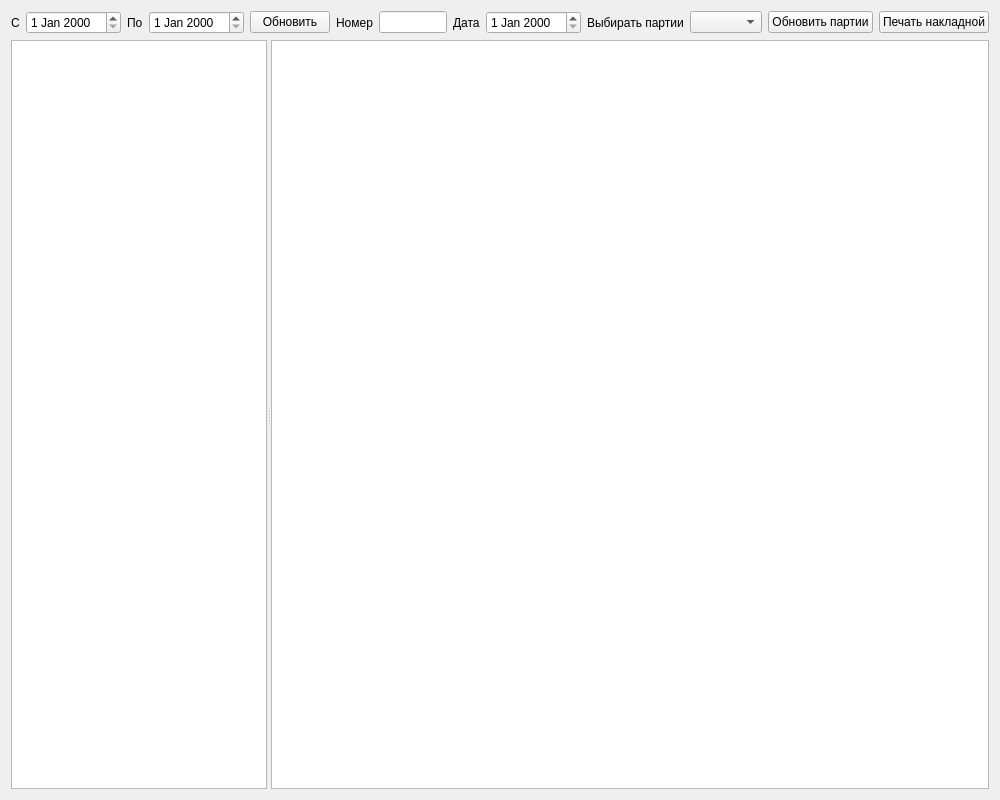
The window that formperepack.ui (Sergeyego/wire_pr) describes before a commit, drawn with Qt 5.
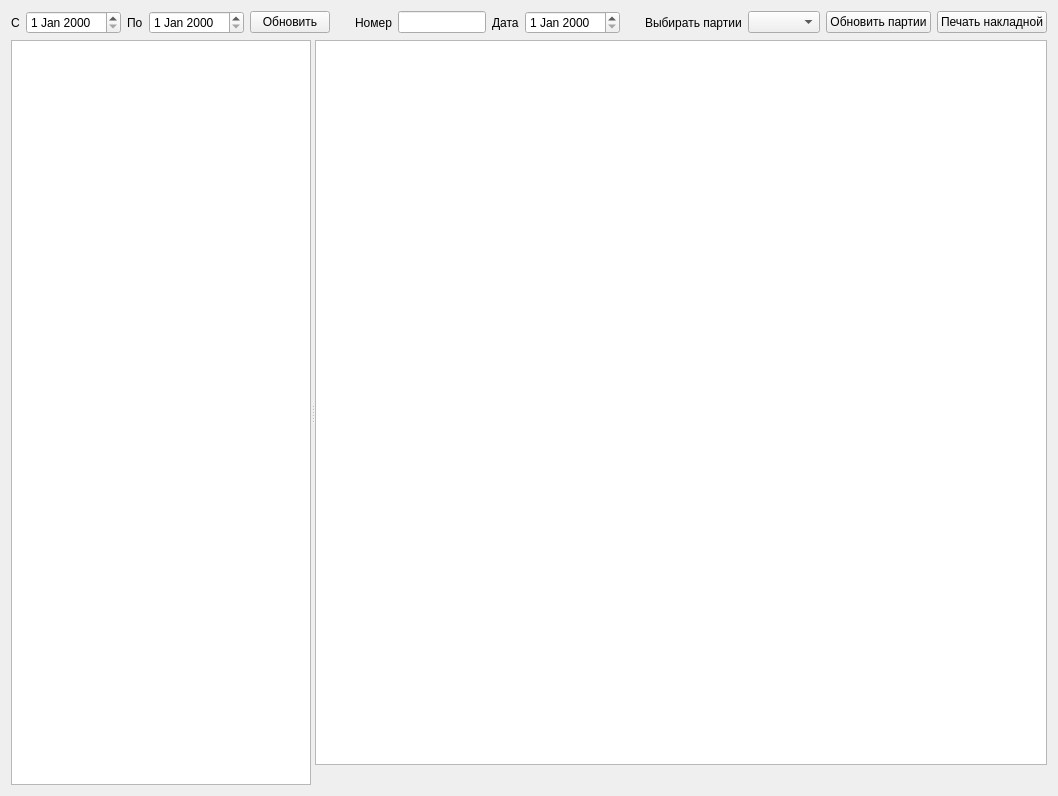
The same window after the commit. Icons and pictures are not drawn. Custom widgets are drawn as their Qt base class.

The edit to the form file:
```diff
--- a/formperepack.ui
+++ b/formperepack.ui
@@ -6,14 +6,14 @@
    <rect>
     <x>0</x>
     <y>0</y>
-    <width>1000</width>
-    <height>800</height>
+    <width>1058</width>
+    <height>796</height>
    </rect>
   </property>
   <property name="windowTitle">
    <string>Перепаковка</string>
   </property>
-  <layout class="QVBoxLayout" name="verticalLayout">
+  <layout class="QVBoxLayout" name="verticalLayout_2">
    <item>
     <layout class="QHBoxLayout" name="Lay">
      <item>
@@ -204,7 +204,13 @@
      <property name="orientation">
       <enum>Qt::Horizontal</enum>
      </property>
-     <widget class="QTableView" name="tableViewNakl">
+     <widget class="TableView" name="tableViewNakl">
+      <property name="maximumSize">
+       <size>
+        <width>300</width>
+        <height>16777215</height>
+       </size>
+      </property>
       <property name="editTriggers">
        <set>QAbstractItemView::NoEditTriggers</set>
       </property>
@@ -215,28 +221,56 @@
        <enum>QAbstractItemView::SelectRows</enum>
       </property>
      </widget>
-     <widget class="Viewer" name="tableViewPerePack">
-      <property name="sizePolicy">
-       <sizepolicy hsizetype="Minimum" vsizetype="Expanding">
-        <horstretch>3</horstretch>
-        <verstretch>3</verstretch>
-       </sizepolicy>
-      </property>
+     <widget class="QWidget" name="">
+      <layout class="QVBoxLayout" name="verticalLayout">
+       <item>
+        <widget class="DbViewer" name="tableViewPerePack">
+         <property name="sizePolicy">
+          <sizepolicy hsizetype="Minimum" vsizetype="Expanding">
+           <horstretch>3</horstretch>
+           <verstretch>3</verstretch>
+          </sizepolicy>
+         </property>
+        </widget>
+       </item>
+       <item>
+        <layout class="QHBoxLayout" name="horizontalLayoutBtn">
+         <item>
+          <spacer name="horizontalSpacer_3">
+           <property name="orientation">
+            <enum>Qt::Horizontal</enum>
+           </property>
+           <property name="sizeHint" stdset="0">
+            <size>
+             <width>40</width>
+             <height>20</height>
+            </size>
+           </property>
+          </spacer>
+         </item>
+        </layout>
+       </item>
+      </layout>
      </widget>
     </widget>
    </item>
   </layout>
  </widget>
  <customwidgets>
-  <customwidget>
-   <class>Viewer</class>
-   <extends>QTableView</extends>
-   <header>viewer.h</header>
-  </customwidget>
   <customwidget>
    <class>DateEdit</class>
    <extends>QDateEdit</extends>
-   <header>viewer.h</header>
+   <header>db/dbviewer.h</header>
+  </customwidget>
+  <customwidget>
+   <class>DbViewer</class>
+   <extends>QTableView</extends>
+   <header>db/dbviewer.h</header>
+  </customwidget>
+  <customwidget>
+   <class>TableView</class>
+   <extends>QTableView</extends>
+   <header>olap/tableview.h</header>
   </customwidget>
  </customwidgets>
  <tabstops>
```
